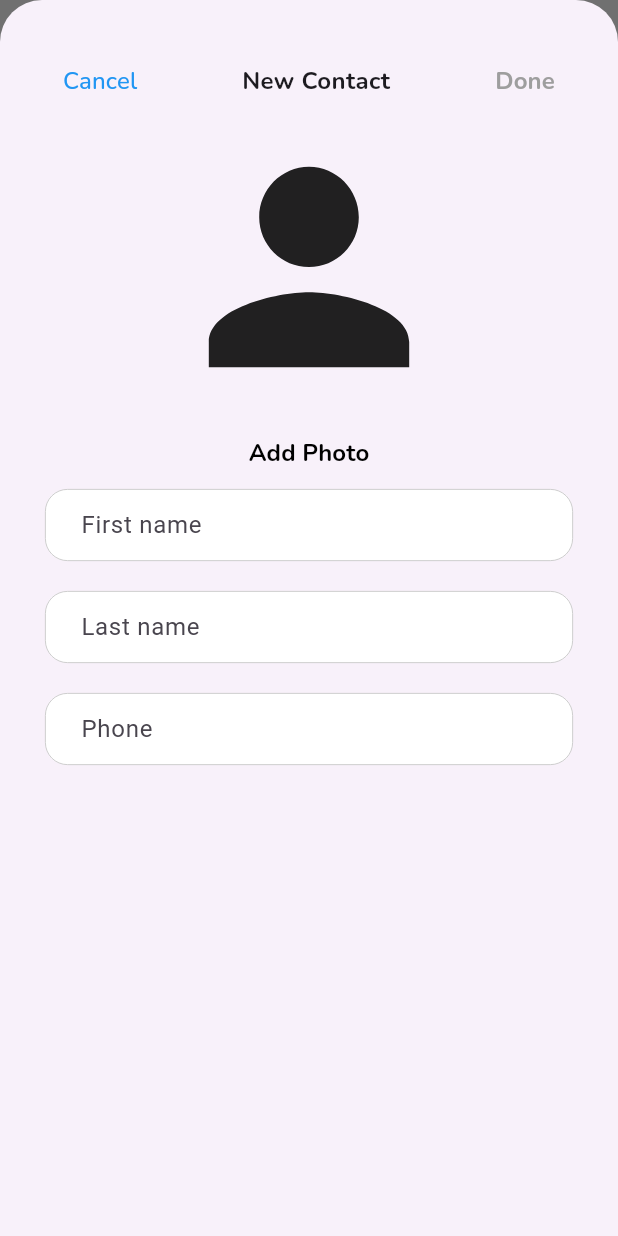
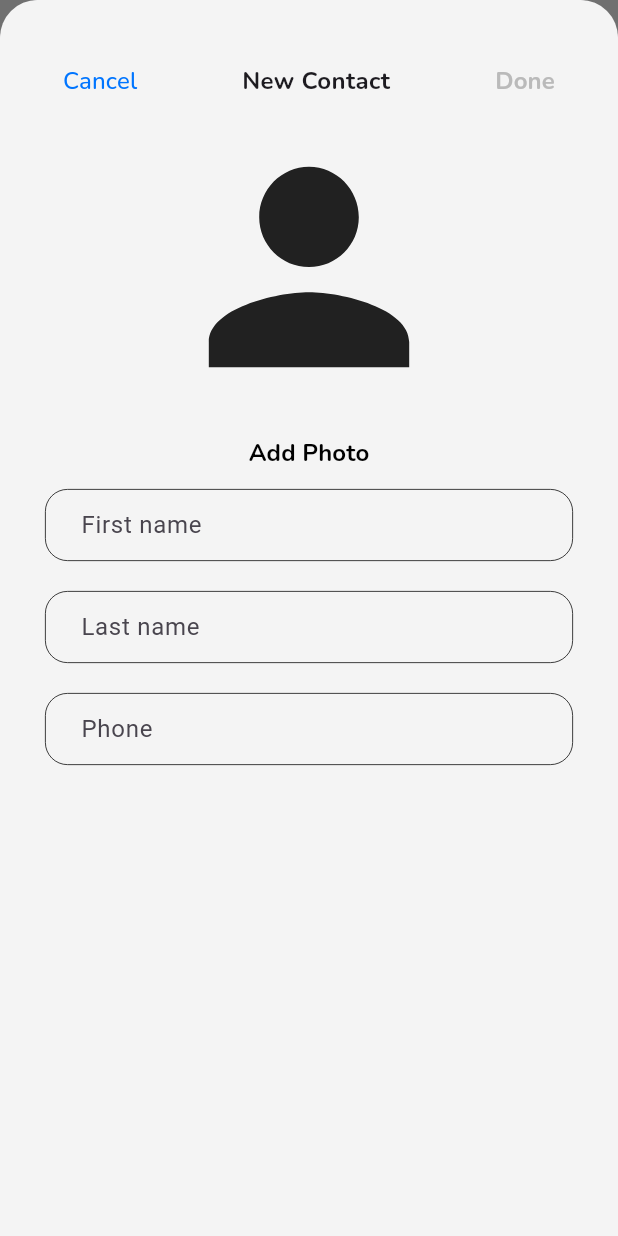
Before and after one commit to gunesserenay/flutter_contacts, a Flutter app: the Contacts screen opened directly, after a tap on "Create New Contact", on a phone screen of 412 x 824 dp. Run offline on Flutter 3.47's test engine with Material 3 defaults, Android fonts, the phone set to English and light mode, and no system bars; our stand-ins replace flutter_image_compress, google_fonts, image_picker; network calls fail.

Commit message:
Color adjustments

```diff
--- a/lib/screens/contacts.dart
+++ b/lib/screens/contacts.dart
@@ -135,7 +135,7 @@ class _ContactsState extends State<Contacts> {
       content = const NoContacts();
     }
     return Scaffold(
-      backgroundColor: (const Color.fromARGB(255, 244, 244, 244)),
+      backgroundColor: (const Color(0xFFF4F4F4)),
       appBar: AppBar(
         actions: [
           IconButton(
@@ -143,7 +143,7 @@ class _ContactsState extends State<Contacts> {
             icon: const Icon(Icons.add),
           )
         ],
-        backgroundColor: (const Color.fromARGB(255, 244, 244, 244)),
+        backgroundColor: (const Color(0xFFF4F4F4)),
         centerTitle: false,
         title: Text(
           'Contacts',
@@ -160,7 +160,7 @@ class _ContactsState extends State<Contacts> {
               hintText: 'Search by name',
               prefixIcon: const Icon(Icons.search),
               filled: true,
-              fillColor: Colors.white,
+              fillColor: const Color(0xFFFFFFFF),
               contentPadding:
                   const EdgeInsets.symmetric(vertical: 10.0, horizontal: 20.0),
               border: OutlineInputBorder(
--- a/lib/screens/new_contact.dart
+++ b/lib/screens/new_contact.dart
@@ -180,10 +180,12 @@ class _AddNewContactState extends State<AddNewContact> {
 
   @override
   Widget build(BuildContext context) {
-    return LayoutBuilder(
-      builder: (context, constraints) {
-        final width = constraints.maxWidth;
-        return SizedBox(
+    return DecoratedBox(
+      decoration: const BoxDecoration(
+          color: Color(0xFFF4F4F4),
+          borderRadius: BorderRadius.only(
+              topLeft: Radius.circular(25), topRight: Radius.circular(25))),
+      child: SizedBox(
         height: double.infinity,
         child: Padding(
           padding: const EdgeInsets.all(30.0),
@@ -202,7 +204,7 @@ class _AddNewContactState extends State<AddNewContact> {
                       textAlign: TextAlign.start,
                       style: GoogleFonts.nunito(
                         fontSize: 16,
-                          color: Colors.blue,
+                        color: const Color(0xFF0075FF),
                       ),
                     ),
                   ),
@@ -219,9 +221,9 @@ class _AddNewContactState extends State<AddNewContact> {
                         style: GoogleFonts.nunito(
                           fontWeight: FontWeight.bold,
                           fontSize: 16,
-                            color: Colors.grey),
+                          color: const Color(0xFFBABABA),
                         ),
-                    ),
+                      )),
                 ],
               ),
               Column(
@@ -243,7 +245,7 @@ class _AddNewContactState extends State<AddNewContact> {
                       style: GoogleFonts.nunito(
                         fontWeight: FontWeight.bold,
                         fontSize: 16,
-                          color: Colors.black,
+                        color: const Color(0xFF000000),
                       ),
                     ),
                   ),
@@ -295,8 +297,7 @@ class _AddNewContactState extends State<AddNewContact> {
             ],
           ),
         ),
-        );
-      },
+      ),
     );
   }
 }
--- a/lib/widgets/contact_item.dart
+++ b/lib/widgets/contact_item.dart
@@ -14,7 +14,7 @@ class ContactItem extends StatelessWidget {
     return Padding(
       padding: const EdgeInsets.symmetric(vertical: 5),
       child: Card(
-        color: Colors.white,
+        color: const Color(0xFFFFFFFF),
         elevation: 0,
         child: InkWell(
           onTap: () {
@@ -33,14 +33,14 @@ class ContactItem extends StatelessWidget {
               '${contact.firstName} ${contact.lastName}',
               style: GoogleFonts.nunito(
                   fontSize: 16,
-                  color: Colors.black,
+                  color: const Color(0xFF000000),
                   fontWeight: FontWeight.bold),
             ),
             subtitle: Text(
               contact.phoneNumber,
               style: GoogleFonts.nunito(
                   fontSize: 16,
-                  color: Colors.grey,
+                  color: const Color(0xFFBABABA),
                   fontWeight: FontWeight.bold),
             ),
           ),
--- a/lib/widgets/new_contact_text_field.dart
+++ b/lib/widgets/new_contact_text_field.dart
@@ -27,26 +27,26 @@ class NewContactTextField extends StatelessWidget {
             const EdgeInsets.symmetric(horizontal: 20, vertical: 10),
         border: OutlineInputBorder(
           borderRadius: BorderRadius.circular(15),
-          borderSide: BorderSide(
-            color: Colors.grey.shade400,
+          borderSide: const BorderSide(
+            color: Color(0xFF000000),
             width: 0.5,
           ),
         ),
         enabledBorder: OutlineInputBorder(
           borderRadius: BorderRadius.circular(15),
-          borderSide: BorderSide(
-            color: Colors.grey.shade400,
+          borderSide: const BorderSide(
+            color: Color(0xFF000000),
             width: 0.5,
           ),
         ),
         focusedBorder: OutlineInputBorder(
           borderRadius: BorderRadius.circular(15),
           borderSide: const BorderSide(
-            color: Colors.black,
+            color: Color(0xFF000000),
             width: 1,
           ),
         ),
-        fillColor: Colors.white,
+        fillColor: const Color(0xFFF4F4F4),
         filled: true,
         hintText: hint,
       ),
--- a/lib/widgets/no_contacts_widget.dart
+++ b/lib/widgets/no_contacts_widget.dart
@@ -29,7 +29,7 @@ class NoContacts extends StatelessWidget {
                 GoogleFonts.nunito(fontSize: 24, fontWeight: FontWeight.bold),
           ),
           Text(
-            'Contacts you’ve added will appear here.',
+            'Contacts you\'ve added will appear here.',
             style:
                 GoogleFonts.nunito(fontSize: 16, fontWeight: FontWeight.bold),
           ),
@@ -41,7 +41,7 @@ class NoContacts extends StatelessWidget {
               'Create New Contact',
               textAlign: TextAlign.start,
               style: GoogleFonts.nunito(
-                  color: Colors.blue,
+                  color: const Color(0xFF0075FF),
                   fontSize: 16,
                   fontWeight: FontWeight.bold),
             ),
```
Also changed, not shown: lib/screens/contact_details.dart (+15 -9 lines). Lines whose indentation alone changed are shown as unchanged.
